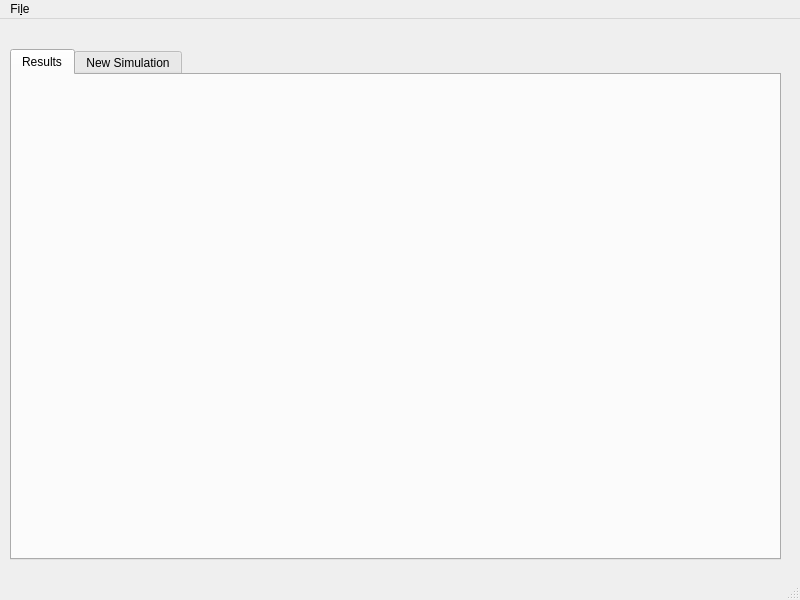
The window that entropy/gui_files/simmer.ui (Elmosnewshoes/Stigmergy) describes before a commit, drawn with Qt 5.
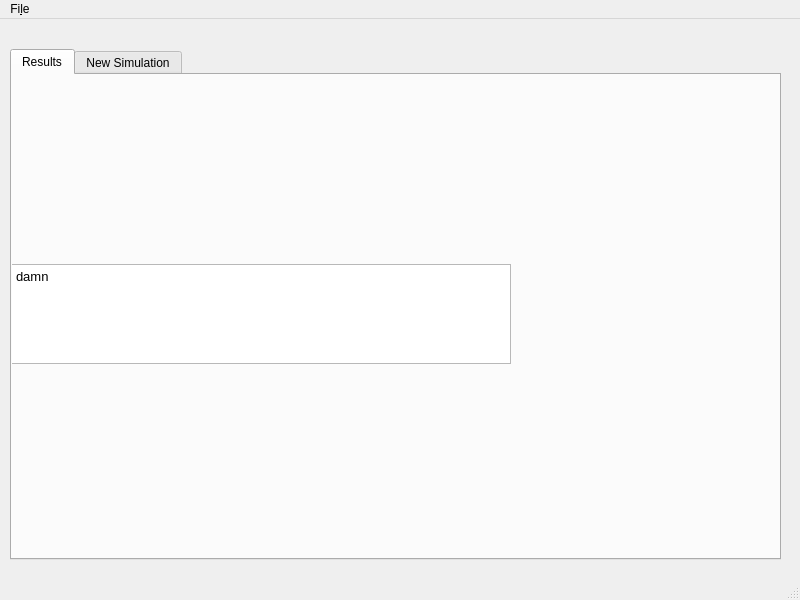
The same window after the commit. The open tabs and pages were chosen to show the change.

Commit message: succesful start gui

```diff
--- a/entropy/gui_files/simmer.ui
+++ b/entropy/gui_files/simmer.ui
@@ -30,6 +30,35 @@
      <attribute name="title">
       <string>Results</string>
      </attribute>
+     <widget class="QWidget" name="verticalLayoutWidget">
+      <property name="geometry">
+       <rect>
+        <x>-1</x>
+        <y>-1</y>
+        <width>771</width>
+        <height>481</height>
+       </rect>
+      </property>
+      <layout class="QVBoxLayout" name="verticalLayout">
+       <item>
+        <widget class="QTextBrowser" name="simPropertiesDisplay">
+         <property name="maximumSize">
+          <size>
+           <width>500</width>
+           <height>100</height>
+          </size>
+         </property>
+         <property name="html">
+          <string>&lt;!DOCTYPE HTML PUBLIC &quot;-//W3C//DTD HTML 4.0//EN&quot; &quot;http://www.w3.org/TR/REC-html40/strict.dtd&quot;&gt;
+&lt;html&gt;&lt;head&gt;&lt;meta name=&quot;qrichtext&quot; content=&quot;1&quot; /&gt;&lt;style type=&quot;text/css&quot;&gt;
+p, li { white-space: pre-wrap; }
+&lt;/style&gt;&lt;/head&gt;&lt;body style=&quot; font-family:'Noto Sans'; font-size:10pt; font-weight:400; font-style:normal;&quot;&gt;
+&lt;p style=&quot; margin-top:0px; margin-bottom:0px; margin-left:0px; margin-right:0px; -qt-block-indent:0; text-indent:0px;&quot;&gt;damn&lt;/p&gt;&lt;/body&gt;&lt;/html&gt;</string>
+         </property>
+        </widget>
+       </item>
+      </layout>
+     </widget>
     </widget>
     <widget class="QWidget" name="tab_sim">
      <attribute name="title">
```
Left out of the diff: 2 changed lines with no effect on the pictures. The commit also changes 2 other files.
